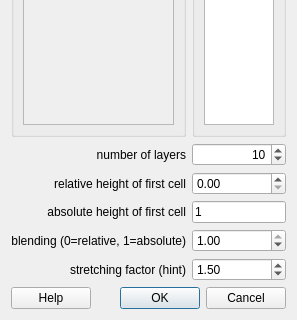
Above: src/libengrid/guidivideboundarylayer.ui from enGits/engrid before the change; both pictures show x 0 to 297 and y 155 to 475 of the 297 by 475 pixel window. Below: the same form after it.
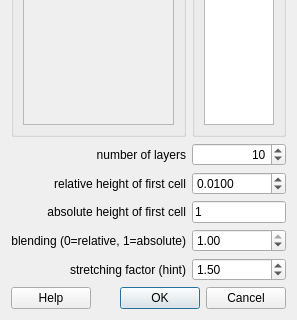
That is the form after the change. Icons and pictures are not drawn.

Patch:
```diff
--- a/src/libengrid/guidivideboundarylayer.ui
+++ b/src/libengrid/guidivideboundarylayer.ui
@@ -99,11 +99,20 @@
    </item>
    <item row="2" column="1">
     <widget class="QDoubleSpinBox" name="doubleSpinBoxHeight">
+     <property name="decimals">
+      <number>4</number>
+     </property>
+     <property name="minimum">
+      <double>0.000100000000000</double>
+     </property>
      <property name="maximum">
-      <double>5.000000000000000</double>
+      <double>1.000000000000000</double>
      </property>
      <property name="singleStep">
-      <double>0.050000000000000</double>
+      <double>0.001000000000000</double>
+     </property>
+     <property name="value">
+      <double>0.010000000000000</double>
      </property>
     </widget>
    </item>
```
